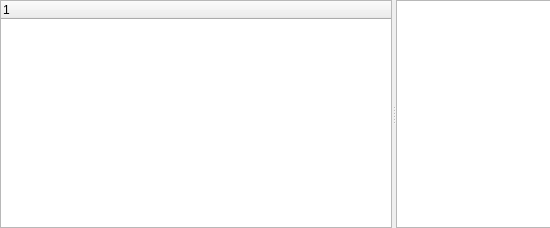
This is engine/modules/anim/editor/TimelinePanel/TimelinePanel.ui in timi-liuliang/echo as Qt 5 draws it before an edit; both pictures show x 0 to 550 and y 0 to 228 of the 788 by 228 pixel window. The edited form follows.
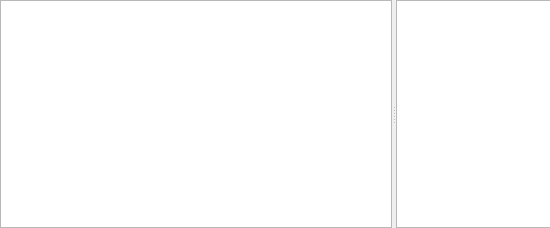
This is the edited form.

Commit message: Timeline add edit node #235

```diff
--- a/engine/modules/anim/editor/TimelinePanel/TimelinePanel.ui
+++ b/engine/modules/anim/editor/TimelinePanel/TimelinePanel.ui
@@ -38,6 +38,9 @@
       <property name="animated">
        <bool>false</bool>
       </property>
+      <property name="headerHidden">
+       <bool>true</bool>
+      </property>
       <column>
        <property name="text">
         <string notr="true">1</string>
```
Left out of the diff: 4 changed lines with no effect on the pictures.
